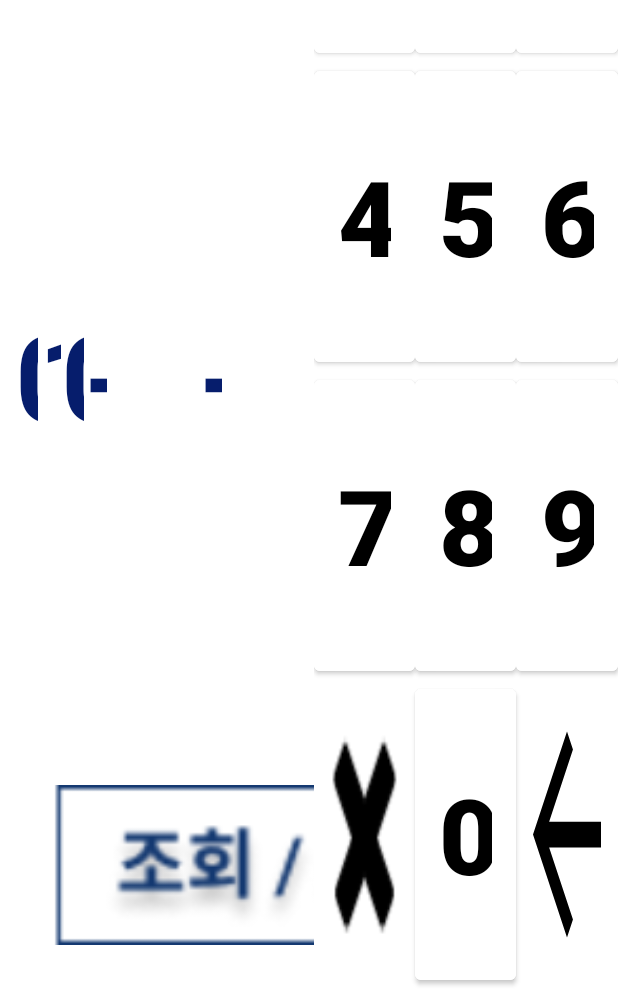
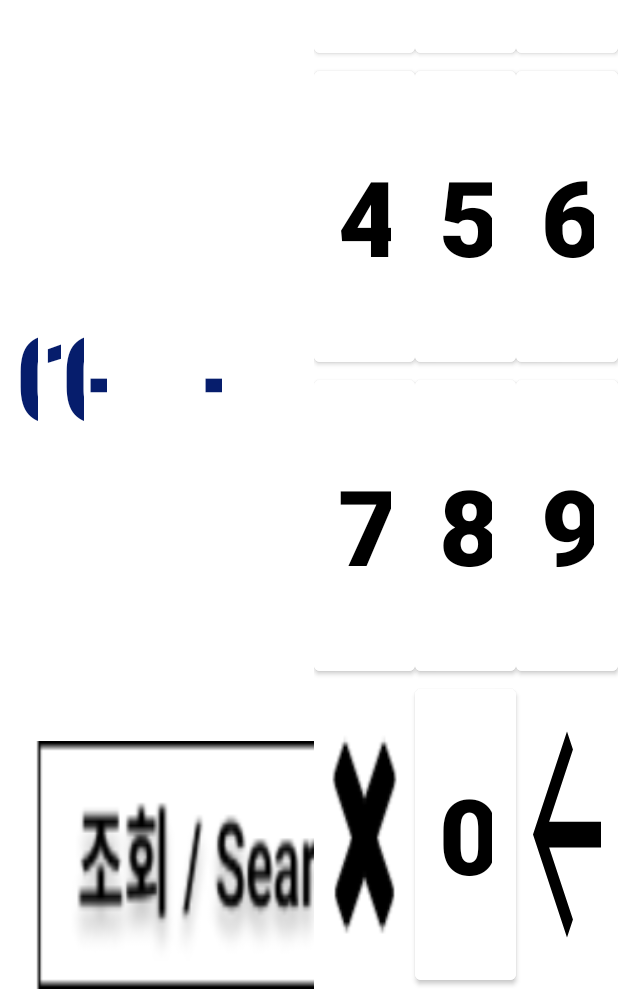
Before and after one commit to dlfl1506/yippeeapp, an Android app: the screen it shows after launch (MainActivity), on a phone screen of 412 x 824 dp, the part 247-1236 px from its top. Run offline under Robolectric (Android 15) with nearby library versions, the phone set to English and light mode, and no system bars.

Commit message:
레트로핏 요청 확인

```diff
--- a/app/build.gradle
+++ b/app/build.gradle
@@ -29,9 +29,13 @@ android {
 
 dependencies {
 
+    compileOnly 'org.projectlombok:lombok:1.18.12'
+    annotationProcessor 'org.projectlombok:lombok:1.18.12'
     implementation 'androidx.appcompat:appcompat:1.3.0'
     implementation 'com.google.android.material:material:1.4.0'
     implementation 'androidx.constraintlayout:constraintlayout:2.0.4'
+    implementation 'com.squareup.retrofit2:converter-gson:2.1.0'
+    implementation 'com.squareup.retrofit2:retrofit:2.9.0'
     implementation 'androidx.gridlayout:gridlayout:1.0.0'
     testImplementation 'junit:junit:4.13.2'
     androidTestImplementation 'androidx.test.ext:junit:1.1.3'
--- a/app/src/main/AndroidManifest.xml
+++ b/app/src/main/AndroidManifest.xml
@@ -3,12 +3,16 @@
     xmlns:tools="http://schemas.android.com/tools"
     package="com.example.myapplication">
 
+    <uses-permission android:name="android.permission.INTERNET" />
+
     <application
+        android:networkSecurityConfig="@xml/network_security_config"
         android:allowBackup="true"
         android:dataExtractionRules="@xml/data_extraction_rules"
         android:fullBackupContent="@xml/backup_rules"
         android:icon="@drawable/banner"
         android:label="@string/app_name"
+        android:usesCleartextTraffic="true"
         android:supportsRtl="true"
         android:theme="@style/Theme.MyApplication"
         tools:targetApi="31">
--- /dev/null
+++ b/app/src/main/java/com/example/myapplication/Api.java
@@ -0,0 +1,12 @@
+package com.example.myapplication;
+
+import retrofit2.Call;
+import retrofit2.http.GET;
+import retrofit2.http.Query;
+
+public interface Api {
+
+    @GET("search")
+    Call<CMRespDto<RespDto>> search(@Query("phone") String phone);
+
+}
--- a/app/src/main/java/com/example/myapplication/MainActivity.java
+++ b/app/src/main/java/com/example/myapplication/MainActivity.java
@@ -1,33 +1,40 @@
 package com.example.myapplication;
-
-import androidx.appcompat.app.AppCompatActivity;
 
 import android.os.Bundle;
 import android.util.Log;
 import android.widget.Button;
-import android.widget.ImageView;
 import android.widget.TextView;
+
+
+import androidx.appcompat.app.AppCompatActivity;
+
+import retrofit2.Call;
+import retrofit2.Callback;
+import retrofit2.Response;
 
 public class MainActivity extends AppCompatActivity {
 
+    private static final String TAG = "MainActivity";
+    private retrofitURL retrofitURL;
+    private Api api = retrofitURL.retrofit.create(Api.class);
 
-    private static final String TAG = "MainActivity";
+    private int cnt = 1;
 
+    private TextView tv1, tv2, tv3, tv4, tv5, tv6, tv7, tv8;
+    private Button btn1, btn2, btn3, btn4, btn5, btn6, btn7, btn8, btn9, btn0, btn_back, btn_delete, btn_search;
 
-    private int cnt =1;
-
-    private TextView tv1,tv2,tv3,tv4,tv5,tv6,tv7,tv8;
-    private Button btn1,btn2,btn3,btn4,btn5,btn6,btn7,btn8,btn9,btn0,btn_back,btn_delete;
     @Override
     protected void onCreate(Bundle savedInstanceState) {
         super.onCreate(savedInstanceState);
         setContentView(R.layout.activity_main);
         init();
         onClick();
+
+
     }
 
 
-    public  void init(){
+    public void init() {
         tv1 = findViewById(R.id.textView1);
         tv2 = findViewById(R.id.textView2);
         tv3 = findViewById(R.id.textView3);
@@ -48,11 +55,35 @@ public class MainActivity extends AppCompatActivity {
         btn8 = findViewById(R.id.button8);
         btn9 = findViewById(R.id.button9);
 
+        btn_search = findViewById(R.id.btn_search);
         btn_back = findViewById(R.id.btn_back);
         btn_delete = findViewById(R.id.btn_delete);
     }
 
-    public void onClick(){
+    public void onClick() {
+
+        btn_search.setOnClickListener(v -> {
+
+            String phoneNumber = "010" + tv1.getText() + tv2.getText() + tv3.getText() + tv4.getText() + tv5.getText() + tv6.getText() + tv7.getText() + tv8.getText();
+            Log.d(TAG, "onClick phoneNumber: " + phoneNumber);
+            Call<CMRespDto<RespDto>> call = api.search(phoneNumber);
+            call.enqueue(new Callback<CMRespDto<RespDto>>() {
+                @Override
+                public void onResponse(Call<CMRespDto<RespDto>> call, Response<CMRespDto<RespDto>> response) {
+                    Log.d(TAG, "onResponse:  성공");
+                    CMRespDto<RespDto> cmRespDto = response.body();
+                    Log.d(TAG, "onResponse getCode : "+cmRespDto.getCode());
+                    Log.d(TAG, "onResponse getData : "+cmRespDto.getData().getCoupon());
+                }
+
+                @Override
+                public void onFailure(Call<CMRespDto<RespDto>> call, Throwable t) {
+                    Log.d(TAG, "onFailure: 실패"+call+t);
+                }
+            });
+
+        });
+
 
         btn_delete.setOnClickListener(v -> {
             cnt = 1;
@@ -64,27 +95,27 @@ public class MainActivity extends AppCompatActivity {
             tv6.setText("");
             tv7.setText("");
             tv8.setText("");
-         });
+        });
 
 
         btn_back.setOnClickListener(v -> {
-            if(cnt > 1 && cnt < 10){
+            if (cnt > 1 && cnt < 10) {
                 cnt--;
             }
-            switch (cnt){
-                case 1 :
+            switch (cnt) {
+                case 1:
                     tv1.setText("");
                     break;
-                case 2 :
+                case 2:
                     tv2.setText("");
                     break;
-                case 3 :
+                case 3:
                     tv3.setText("");
                     break;
-                case 4 :
+                case 4:
                     tv4.setText("");
                     break;
-                case 5 :
+                case 5:
                     tv5.setText("");
                     break;
                 case 6:
@@ -100,24 +131,24 @@ public class MainActivity extends AppCompatActivity {
         });
 
         btn0.setOnClickListener(v -> {
-            switch (cnt){
-                case 1 :
+            switch (cnt) {
+                case 1:
                     tv1.setText(btn0.getText());
                     cnt++;
                     break;
-                case 2 :
+                case 2:
                     tv2.setText(btn0.getText());
                     cnt++;
                     break;
-                case 3 :
+                case 3:
                     tv3.setText(btn0.getText());
                     cnt++;
                     break;
-                case 4 :
+                case 4:
                     tv4.setText(btn0.getText());
                     cnt++;
                     break;
-                case 5 :
+                case 5:
                     tv5.setText(btn0.getText());
                     cnt++;
                     break;
@@ -129,31 +160,31 @@ public class MainActivity extends AppCompatActivity {
                     tv7.setText(btn0.getText());
                     cnt++;
                     break;
-                case 8 :
+                case 8:
                     tv8.setText(btn0.getText());
                     break;
             }
         });
 
         btn1.setOnClickListener(v -> {
-            switch (cnt){
-                case 1 :
+            switch (cnt) {
+                case 1:
                     tv1.setText(btn1.getText());
                     cnt++;
                     break;
-                case 2 :
+                case 2:
                     tv2.setText(btn1.getText());
                     cnt++;
                     break;
-                case 3 :
+                case 3:
                     tv3.setText(btn1.getText());
                     cnt++;
                     break;
-                case 4 :
+                case 4:
                     tv4.setText(btn1.getText());
                     cnt++;
                     break;
-                case 5 :
+                case 5:
                     tv5.setText(btn1.getText());
                     cnt++;
                     break;
@@ -165,7 +196,7 @@ public class MainActivity extends AppCompatActivity {
                     tv7.setText(btn1.getText());
                     cnt++;
                     break;
-                case 8 :
+                case 8:
                     tv8.setText(btn1.getText());
                     cnt++;
                     break;
@@ -173,24 +204,24 @@ public class MainActivity extends AppCompatActivity {
         });
 
         btn2.setOnClickListener(v -> {
-            switch (cnt){
-                case 1 :
+            switch (cnt) {
+                case 1:
                     tv1.setText(btn2.getText());
                     cnt++;
                     break;
-                case 2 :
+                case 2:
                     tv2.setText(btn2.getText());
                     cnt++;
                     break;
-                case 3 :
+                case 3:
                     tv3.setText(btn2.getText());
                     cnt++;
                     break;
-                case 4 :
+                case 4:
                     tv4.setText(btn2.getText());
                     cnt++;
                     break;
-                case 5 :
+                case 5:
                     tv5.setText(btn2.getText());
                     cnt++;
                     break;
@@ -202,7 +233,7 @@ public class MainActivity extends AppCompatActivity {
                     tv7.setText(btn2.getText());
                     cnt++;
                     break;
-                case 8 :
+                case 8:
                     tv8.setText(btn2.getText());
                     cnt++;
                     break;
@@ -210,24 +241,24 @@ public class MainActivity extends AppCompatActivity {
         });
 
         btn3.setOnClickListener(v -> {
-            switch (cnt){
-                case 1 :
+            switch (cnt) {
+                case 1:
                     tv1.setText(btn3.getText());
                     cnt++;
                     break;
-                case 2 :
+                case 2:
                     tv2.setText(btn3.getText());
                     cnt++;
                     break;
-                case 3 :
+                case 3:
                     tv3.setText(btn3.getText());
                     cnt++;
                     break;
-                case 4 :
+                case 4:
                     tv4.setText(btn3.getText());
                     cnt++;
                     break;
-                case 5 :
+                case 5:
                     tv5.setText(btn3.getText());
                     cnt++;
                     break;
@@ -239,7 +270,7 @@ public class MainActivity extends AppCompatActivity {
                     tv7.setText(btn3.getText());
                     cnt++;
                     break;
-                case 8 :
+                case 8:
                     tv8.setText(btn3.getText());
                     cnt++;
                     break;
@@ -247,24 +278,24 @@ public class MainActivity extends AppCompatActivity {
         });
 
         btn4.setOnClickListener(v -> {
-            switch (cnt){
-                case 1 :
+            switch (cnt) {
+                case 1:
                     tv1.setText(btn4.getText());
                     cnt++;
                     break;
-                case 2 :
+                case 2:
                     tv2.setText(btn4.getText());
                     cnt++;
                     break;
-                case 3 :
+                case 3:
                     tv3.setText(btn4.getText());
                     cnt++;
                     break;
-                case 4 :
+                case 4:
                     tv4.setText(btn4.getText());
                     cnt++;
                     break;
-                case 5 :
+                case 5:
                     tv5.setText(btn4.getText());
                     cnt++;
                     break;
@@ -276,7 +307,7 @@ public class MainActivity extends AppCompatActivity {
                     tv7.setText(btn4.getText());
                     cnt++;
                     break;
-                case 8 :
+                case 8:
                     tv8.setText(btn4.getText());
                     cnt++;
                     break;
@@ -284,24 +315,24 @@ public class MainActivity extends AppCompatActivity {
         });
 
         btn5.setOnClickListener(v -> {
-            switch (cnt){
-                case 1 :
+            switch (cnt) {
+                case 1:
                     tv1.setText(btn5.getText());
                     cnt++;
                     break;
-                case 2 :
+                case 2:
                     tv2.setText(btn5.getText());
                     cnt++;
                     break;
-                case 3 :
+                case 3:
                     tv3.setText(btn5.getText());
                     cnt++;
                     break;
-                case 4 :
+                case 4:
                     tv4.setText(btn5.getText());
                     cnt++;
                     break;
-                case 5 :
+                case 5:
                     tv5.setText(btn5.getText());
                     cnt++;
                     break;
@@ -313,7 +344,7 @@ public class MainActivity extends AppCompatActivity {
                     tv7.setText(btn5.getText());
                     cnt++;
                     break;
-                case 8 :
+                case 8:
                     tv8.setText(btn5.getText());
                     cnt++;
                     break;
@@ -321,24 +352,24 @@ public class MainActivity extends AppCompatActivity {
         });
 
         btn6.setOnClickListener(v -> {
-            switch (cnt){
-                case 1 :
+            switch (cnt) {
+                case 1:
                     tv1.setText(btn6.getText());
                     cnt++;
                     break;
-                case 2 :
+                case 2:
                     tv2.setText(btn6.getText());
                     cnt++;
                     break;
-                case 3 :
+                case 3:
                     tv3.setText(btn6.getText());
                     cnt++;
                     break;
-                case 4 :
+                case 4:
                     tv4.setText(btn6.getText());
                     cnt++;
                     break;
-                case 5 :
+                case 5:
                     tv5.setText(btn6.getText());
                     cnt++;
                     break;
@@ -350,7 +381,7 @@ public class MainActivity extends AppCompatActivity {
                     tv7.setText(btn6.getText());
                     cnt++;
                     break;
-                case 8 :
+                case 8:
                     tv8.setText(btn6.getText());
                     cnt++;
                     break;
@@ -359,24 +390,24 @@ public class MainActivity extends AppCompatActivity {
 
 
         btn7.setOnClickListener(v -> {
-            switch (cnt){
-                case 1 :
+            switch (cnt) {
+                case 1:
                     tv1.setText(btn7.getText());
                     cnt++;
                     break;
-                case 2 :
+                case 2:
                     tv2.setText(btn7.getText());
                     cnt++;
                     break;
-                case 3 :
+                case 3:
                     tv3.setText(btn7.getText());
                     cnt++;
                     break;
-                case 4 :
+                case 4:
                     tv4.setText(btn7.getText());
                     cnt++;
                     break;
-                case 5 :
+                case 5:
                     tv5.setText(btn7.getText());
                     cnt++;
                     break;
@@ -388,7 +419,7 @@ public class MainActivity extends AppCompatActivity {
                     tv7.setText(btn7.getText());
                     cnt++;
                     break;
-                case 8 :
+                case 8:
                     tv8.setText(btn7.getText());
                     cnt++;
                     break;
@@ -396,24 +427,24 @@ public class MainActivity extends AppCompatActivity {
         });
 
         btn8.setOnClickListener(v -> {
-            switch (cnt){
-                case 1 :
+            switch (cnt) {
+                case 1:
                     tv1.setText(btn8.getText());
                     cnt++;
                     break;
-                case 2 :
+                case 2:
                     tv2.setText(btn8.getText());
                     cnt++;
                     break;
-                case 3 :
+                case 3:
                     tv3.setText(btn8.getText());
                     cnt++;
                     break;
-                case 4 :
+                case 4:
                     tv4.setText(btn8.getText());
                     cnt++;
                     break;
-                case 5 :
+                case 5:
                     tv5.setText(btn8.getText());
                     cnt++;
                     break;
@@ -425,7 +456,7 @@ public class MainActivity extends AppCompatActivity {
                     tv7.setText(btn8.getText());
                     cnt++;
                     break;
-                case 8 :
+                case 8:
                     tv8.setText(btn8.getText());
                     cnt++;
                     break;
@@ -433,24 +464,24 @@ public class MainActivity extends AppCompatActivity {
         });
 
         btn9.setOnClickListener(v -> {
-            switch (cnt){
-                case 1 :
+            switch (cnt) {
+                case 1:
                     tv1.setText(btn9.getText());
                     cnt++;
                     break;
-                case 2 :
+                case 2:
                     tv2.setText(btn9.getText());
                     cnt++;
                     break;
-                case 3 :
+                case 3:
                     tv3.setText(btn9.getText());
                     cnt++;
                     break;
-                case 4 :
+                case 4:
                     tv4.setText(btn9.getText());
                     cnt++;
                     break;
-                case 5 :
+                case 5:
                     tv5.setText(btn9.getText());
                     cnt++;
                     break;
@@ -462,7 +493,7 @@ public class MainActivity extends AppCompatActivity {
                     tv7.setText(btn9.getText());
                     cnt++;
                     break;
-                case 8 :
+                case 8:
                     tv8.setText(btn9.getText());
                     cnt++;
                     break;
--- /dev/null
+++ b/app/src/main/java/com/example/myapplication/retrofitURL.java
@@ -0,0 +1,23 @@
+package com.example.myapplication;
+
+import java.util.concurrent.TimeUnit;
+
+import okhttp3.OkHttpClient;
+import retrofit2.Retrofit;
+import retrofit2.converter.gson.GsonConverterFactory;
+
+public interface retrofitURL {
+
+    OkHttpClient okHttpClient = new OkHttpClient.Builder()
+            .connectTimeout(1, TimeUnit.MINUTES)
+            .readTimeout(30, TimeUnit.SECONDS)
+            .writeTimeout(15, TimeUnit.SECONDS)
+            .build();
+
+
+    public static final Retrofit retrofit = new Retrofit.Builder()
+            .baseUrl("http://192.168.11.163:8080/")
+            .addConverterFactory(GsonConverterFactory.create())
+            .client(okHttpClient)
+            .build();
+}
--- a/app/src/main/res/layout/activity_main.xml
+++ b/app/src/main/res/layout/activity_main.xml
@@ -199,11 +199,11 @@
             <View  android:layout_width="0dp"
                 android:layout_height="0dp"    android:layout_weight="1" />
 
-            <ImageView
-                android:layout_width="450dp"
+            <Button
+                android:id="@+id/btn_search"
+                android:layout_width="300dp"
                 android:layout_height="match_parent"
-                android:layout_gravity="right"
-                android:src="@drawable/search"/>
+                android:background="@drawable/search"></Button>
         </LinearLayout>
 
 
--- /dev/null
+++ b/app/src/main/res/xml/network_security_config.xml
@@ -0,0 +1,5 @@
+<?xml version="1.0" encoding="utf-8"?>
+<network-security-config>
+    <base-config cleartextTrafficPermitted="true">
+    </base-config>
+</network-security-config>
```
Also changed, not shown: app/src/main/java/com/example/myapplication/CMRespDto.java (added, +28 -0 lines), app/src/main/java/com/example/myapplication/RespDto.java (added, +19 -0 lines), app/src/main/res/network_security_config.xml (added).
